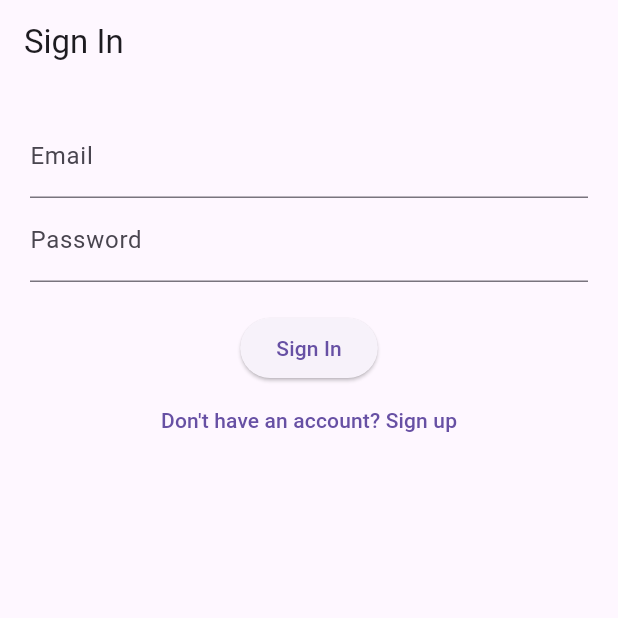
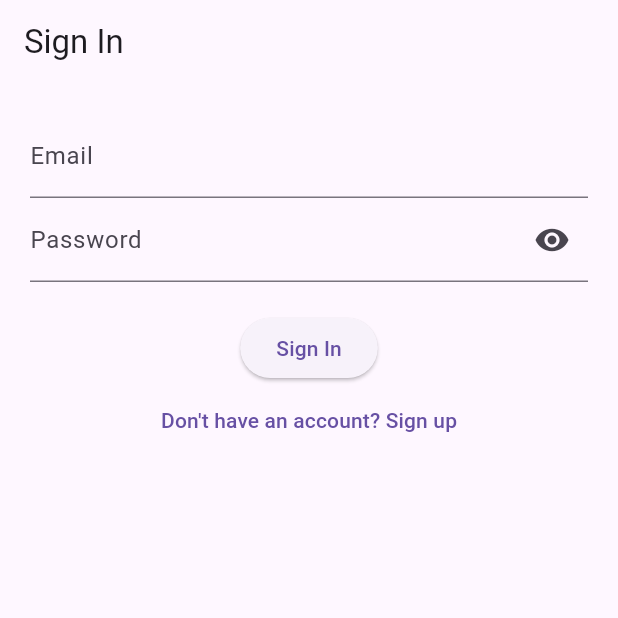
Before and after one commit to bustedchickn/mypantry, a Flutter app: the screen it shows after launch, on a phone screen of 412 x 824 dp, the top half of it. Run offline on Flutter 3.47's test engine with Material 3 defaults, Android fonts, the phone set to English and light mode, and no system bars; our stand-ins replace cloud_firestore, firebase_auth, firebase_core; accounts and stored records are empty.

Commit message:
Update sign_in.dart

```diff
--- a/my_pantry/lib/sign_in.dart
+++ b/my_pantry/lib/sign_in.dart
@@ -11,7 +11,7 @@ class SignInPage extends StatefulWidget {
 class _SignInPageState extends State<SignInPage> {
   final _emailController = TextEditingController();
   final _passwordController = TextEditingController();
-
+  bool _obscurePassword = true;
   Future<void> _signIn() async {
     try {
       await FirebaseAuth.instance.signInWithEmailAndPassword(
@@ -53,8 +53,20 @@ class _SignInPageState extends State<SignInPage> {
             TextField(
               autofillHints: [AutofillHints.password],
               controller: _passwordController,
-              decoration: const InputDecoration(labelText: 'Password'),
-              obscureText: true,
+              obscureText: _obscurePassword,
+              decoration: InputDecoration(
+                labelText: 'Password',
+                suffixIcon: IconButton(
+                  icon: Icon(
+                    _obscurePassword ? Icons.visibility : Icons.visibility_off,
+                  ),
+                  onPressed: () {
+                    setState(() {
+                      _obscurePassword = !_obscurePassword;
+                    });
+                  },
+                ),
+              ),
             ),
             const SizedBox(height: 20),
             ElevatedButton(onPressed: _signIn, child: const Text("Sign In")),
```
